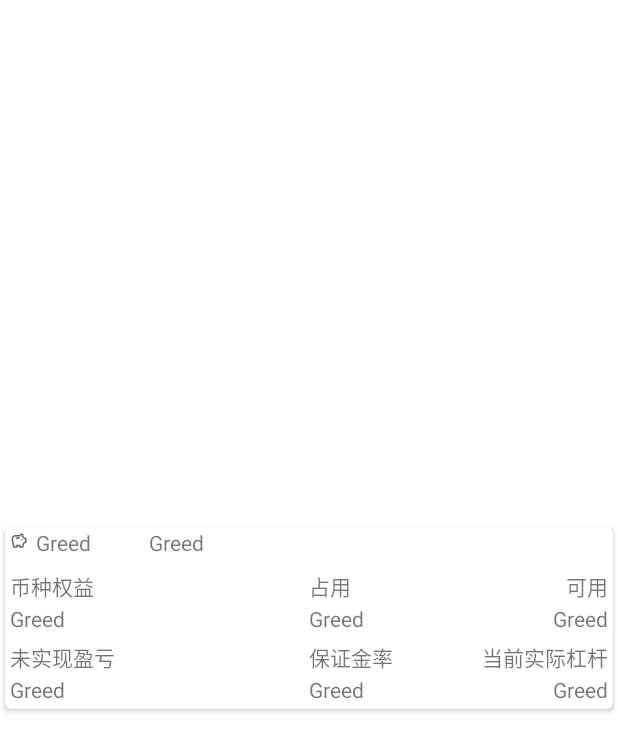
After one commit to imdevil-mk/Greed, an Android app: the layout balance_list_item.xml on its own in the app's theme, with its tools: preview values and no code run, on a phone screen of 412 x 824 dp. The commit adds this screen. Shown: the top 752 px of the screen. Run offline under Robolectric (Android 15) with nearby library versions, the phone set to English and light mode, and no system bars.

Commit message:
BalanceFragment

```diff
--- a/app/src/main/java/com/hold/rich/api/bean/BalanceSummary.kt
+++ b/app/src/main/java/com/hold/rich/api/bean/BalanceSummary.kt
@@ -23,7 +23,7 @@ data class BalanceSummary(
     // 账户信息的更新时间，Unix时间戳的毫秒数格式，如 1597026383085
     val uTime: String,
     // 各币种资产详细信息l
-    val coinBalanceSummaries: List<CoinBalanceSummary>,
+    val details: List<CoinBalanceSummary>,
 )
 
 /*/
--- /dev/null
+++ b/app/src/main/res/drawable/ic_savings_24.xml
@@ -0,0 +1,10 @@
+<vector xmlns:android="http://schemas.android.com/apk/res/android"
+    android:width="24dp"
+    android:height="24dp"
+    android:viewportWidth="24"
+    android:viewportHeight="24"
+    android:tint="?attr/colorControlNormal">
+  <path
+      android:fillColor="@android:color/white"
+      android:pathData="M15,10c0,-0.55 0.45,-1 1,-1s1,0.45 1,1c0,0.55 -0.45,1 -1,1S15,10.55 15,10zM8,9h5V7H8V9zM22,7.5v6.97l-2.82,0.94L17.5,21L12,21v-2h-2v2l-5.5,0C4.5,21 2,12.54 2,9.5S4.46,4 7.5,4l5,0c0.91,-1.21 2.36,-2 4,-2C17.33,2 18,2.67 18,3.5c0,0.21 -0.04,0.4 -0.12,0.58c-0.14,0.34 -0.26,0.73 -0.32,1.15l2.27,2.27H22zM20,9.5h-1L15.5,6c0,-0.65 0.09,-1.29 0.26,-1.91C14.79,4.34 14,5.06 13.67,6L7.5,6C5.57,6 4,7.57 4,9.5c0,1.88 1.22,6.65 2.01,9.5L8,19v-2h6v2l2.01,0l1.55,-5.15L20,13.03V9.5z" />
+</vector>
--- /dev/null
+++ b/app/src/main/res/layout/balance_list_item.xml
@@ -0,0 +1,161 @@
+<?xml version="1.0" encoding="utf-8"?>
+
+<androidx.cardview.widget.CardView xmlns:android="http://schemas.android.com/apk/res/android"
+    xmlns:app="http://schemas.android.com/apk/res-auto"
+    xmlns:tools="http://schemas.android.com/tools"
+    android:layout_width="match_parent"
+    android:layout_height="wrap_content"
+    android:layout_gravity="center"
+    android:layout_margin="3dp"
+    app:cardCornerRadius="4dp">
+
+    <androidx.constraintlayout.widget.ConstraintLayout
+        android:layout_width="match_parent"
+        android:layout_height="match_parent"
+        android:padding="3dp">
+
+        <androidx.appcompat.widget.AppCompatImageView
+            android:id="@+id/coin_icon"
+            android:layout_width="12dp"
+            android:layout_height="12dp"
+            android:src="@drawable/ic_savings_24"
+            app:layout_constraintStart_toStartOf="parent"
+            app:layout_constraintTop_toTopOf="parent" />
+
+        <TextView
+            android:id="@+id/ccy"
+            android:layout_width="60dp"
+            android:layout_height="wrap_content"
+            android:layout_marginStart="5dp"
+            app:layout_constraintStart_toEndOf="@id/coin_icon"
+            app:layout_constraintTop_toTopOf="@id/coin_icon"
+            app:layout_constraintBottom_toBottomOf="@id/coin_icon"
+            tools:text="@string/app_name" />
+
+        <TextView
+            android:id="@+id/eqUsd"
+            android:layout_width="wrap_content"
+            android:layout_height="wrap_content"
+            android:layout_marginStart="15dp"
+            app:layout_constraintStart_toEndOf="@id/ccy"
+            app:layout_constraintTop_toTopOf="@id/ccy"
+            app:layout_constraintBottom_toBottomOf="@id/ccy"
+            tools:text="@string/app_name" />
+
+
+        <TextView
+            android:id="@+id/eqTips"
+            android:layout_width="wrap_content"
+            android:layout_height="wrap_content"
+            app:layout_constraintStart_toStartOf="parent"
+            app:layout_constraintTop_toBottomOf="@id/ccy"
+            android:layout_marginTop="9dp"
+            android:text="@string/eqTips" />
+
+        <TextView
+            android:id="@+id/eq"
+            android:layout_width="wrap_content"
+            android:layout_height="wrap_content"
+            android:layout_marginTop="1dp"
+            app:layout_constraintStart_toStartOf="@id/eqTips"
+            app:layout_constraintTop_toBottomOf="@id/eqTips"
+            tools:text="@string/app_name" />
+
+
+        <TextView
+            android:id="@+id/frozenBalTips"
+            android:layout_width="wrap_content"
+            android:layout_height="wrap_content"
+            android:text="@string/frozenBalTips"
+            app:layout_constraintBottom_toBottomOf="@id/eqTips"
+            app:layout_constraintEnd_toStartOf="@id/availEqTips"
+            app:layout_constraintStart_toEndOf="@id/eqTips"
+            app:layout_constraintTop_toTopOf="@id/eqTips" />
+
+        <TextView
+            android:id="@+id/frozenBal"
+            android:layout_width="wrap_content"
+            android:layout_height="wrap_content"
+            android:layout_marginTop="1dp"
+            app:layout_constraintStart_toStartOf="@id/frozenBalTips"
+            app:layout_constraintTop_toBottomOf="@id/frozenBalTips"
+            tools:text="@string/app_name" />
+
+
+        <TextView
+            android:id="@+id/availEqTips"
+            android:layout_width="wrap_content"
+            android:layout_height="wrap_content"
+            android:text="@string/availEqTips"
+            app:layout_constraintEnd_toEndOf="parent"
+            app:layout_constraintTop_toTopOf="@id/frozenBalTips"
+            app:layout_constraintBottom_toBottomOf="@id/frozenBalTips" />
+
+        <TextView
+            android:id="@+id/availEq"
+            android:layout_width="wrap_content"
+            android:layout_height="wrap_content"
+            android:layout_marginTop="1dp"
+            app:layout_constraintEnd_toEndOf="@id/availEqTips"
+            app:layout_constraintTop_toBottomOf="@id/availEqTips"
+            tools:text="@string/app_name" />
+
+
+        <TextView
+            android:id="@+id/uplTips"
+            android:layout_width="wrap_content"
+            android:layout_height="wrap_content"
+            app:layout_constraintStart_toStartOf="parent"
+            app:layout_constraintTop_toBottomOf="@id/eq"
+            android:layout_marginTop="5dp"
+            android:text="@string/uplTips" />
+
+        <TextView
+            android:id="@+id/upl"
+            android:layout_width="wrap_content"
+            android:layout_height="wrap_content"
+            android:layout_marginTop="1dp"
+            app:layout_constraintStart_toStartOf="@id/uplTips"
+            app:layout_constraintTop_toBottomOf="@id/uplTips"
+            tools:text="@string/app_name" />
+
+
+        <TextView
+            android:id="@+id/mgnRatioTips"
+            android:layout_width="wrap_content"
+            android:layout_height="wrap_content"
+            android:text="@string/mgnRatioTips"
+            app:layout_constraintBottom_toBottomOf="@id/uplTips"
+            app:layout_constraintStart_toStartOf="@+id/frozenBalTips"
+            app:layout_constraintTop_toTopOf="@id/uplTips" />
+
+        <TextView
+            android:id="@+id/mgnRatio"
+            android:layout_width="wrap_content"
+            android:layout_height="wrap_content"
+            android:layout_marginTop="1dp"
+            app:layout_constraintStart_toStartOf="@id/mgnRatioTips"
+            app:layout_constraintTop_toBottomOf="@id/mgnRatioTips"
+            tools:text="@string/app_name" />
+
+
+        <TextView
+            android:id="@+id/notionalLeverTips"
+            android:layout_width="wrap_content"
+            android:layout_height="wrap_content"
+            android:text="@string/notionalLeverTips"
+            app:layout_constraintEnd_toEndOf="parent"
+            app:layout_constraintTop_toTopOf="@id/mgnRatioTips"
+            app:layout_constraintBottom_toBottomOf="@id/mgnRatioTips" />
+
+        <TextView
+            android:id="@+id/notionalLever"
+            android:layout_width="wrap_content"
+            android:layout_height="wrap_content"
+            android:layout_marginTop="1dp"
+            app:layout_constraintEnd_toEndOf="@id/notionalLeverTips"
+            app:layout_constraintTop_toBottomOf="@id/notionalLeverTips"
+            tools:text="@string/app_name" />
+    </androidx.constraintlayout.widget.ConstraintLayout>
+
+</androidx.cardview.widget.CardView>
--- a/app/src/main/res/values/strings.xml
+++ b/app/src/main/res/values/strings.xml
@@ -1,3 +1,9 @@
 <resources>
     <string name="app_name">Greed</string>
+    <string name="eqTips">币种权益</string>
+    <string name="frozenBalTips">占用</string>
+    <string name="availEqTips">可用</string>
+    <string name="uplTips">未实现盈亏</string>
+    <string name="mgnRatioTips">保证金率</string>
+    <string name="notionalLeverTips">当前实际杠杆</string>
 </resources>
```
Also changed, not shown: app/src/main/java/com/hold/rich/adapters/BalanceListAdapter.kt (added, +62 -0 lines), app/src/main/java/com/hold/rich/ui/BalanceFragment.kt (+19 -1 lines), app/src/main/java/com/hold/rich/viewmodels/BalanceViewModel.kt (renamed from app/src/main/java/com/hold/rich/MainViewModel.kt, +3 -7 lines), app/src/main/res/drawable/ic_dollars_24.xml (added, +10 -0 lines), app/src/main/res/layout/fragment_balance.xml (+18 -4 lines).
